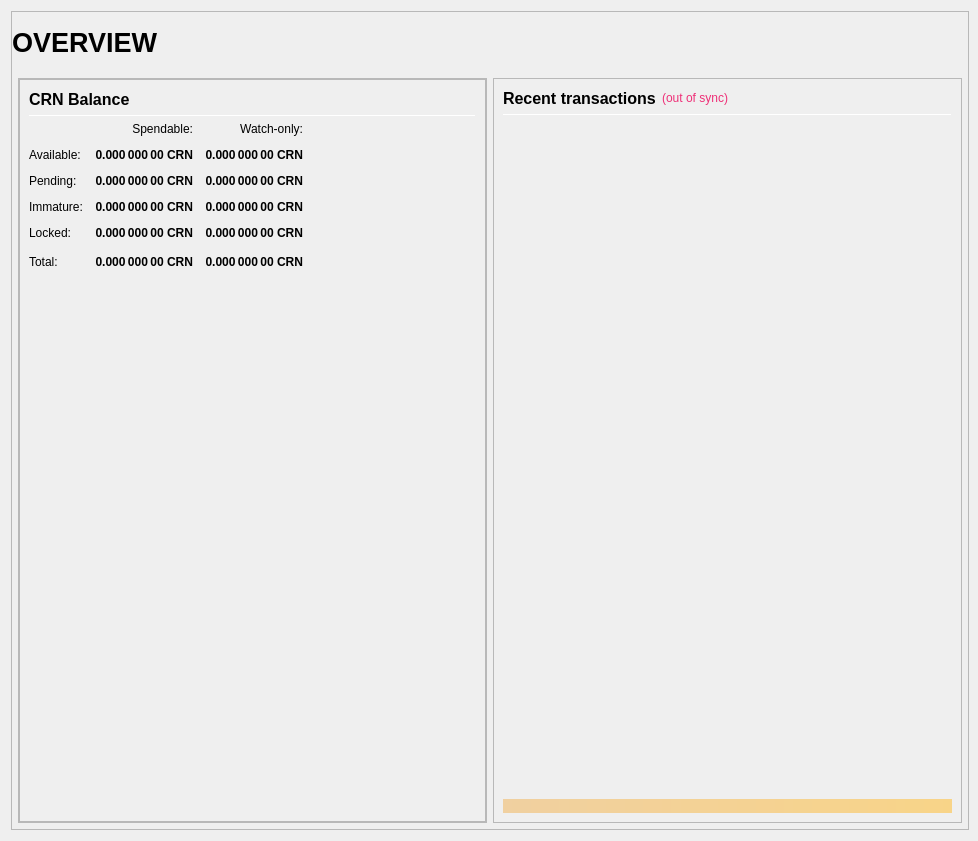
Old version of the form src/qt/forms/overviewpage.ui in the repository KieranBry/Makeator.
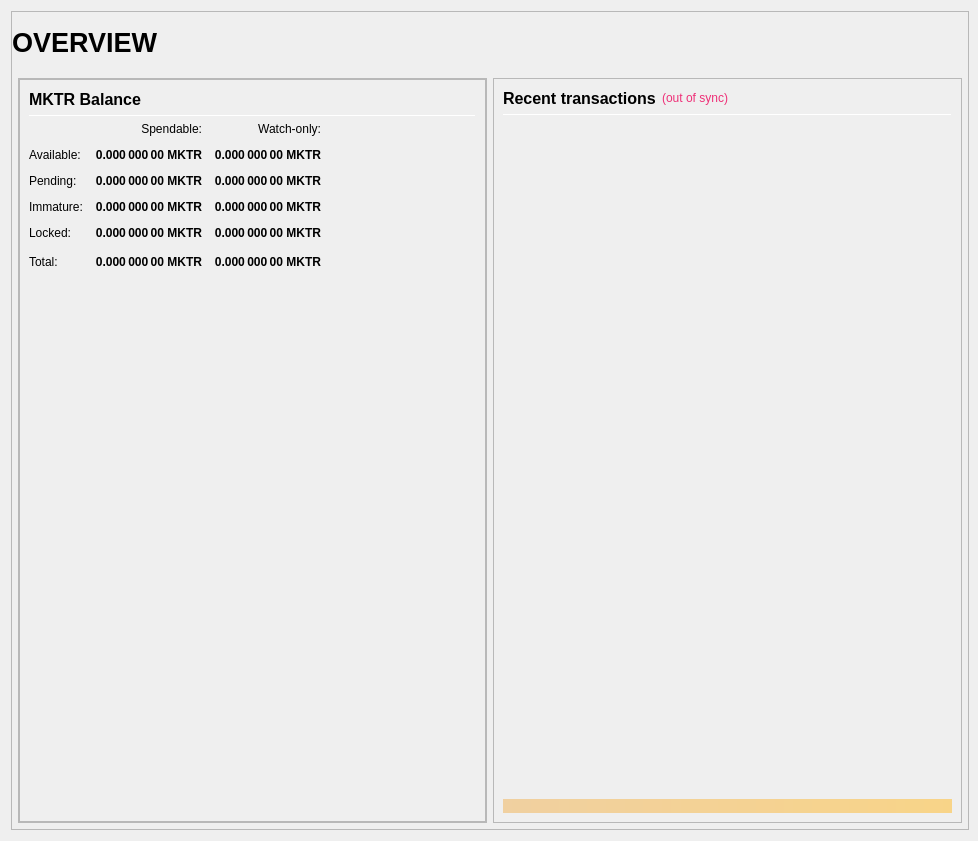
New version of the form.

Patch:
```diff
--- a/src/qt/forms/overviewpage.ui
+++ b/src/qt/forms/overviewpage.ui
@@ -435,7 +435,7 @@
                           </font>
                          </property>
                          <property name="text">
-                          <string>CRN Balance</string>
+                          <string>MKTR Balance</string>
                          </property>
                         </widget>
                        </item>
@@ -527,7 +527,7 @@
                           <string>Your current spendable balance</string>
                          </property>
                          <property name="text">
-                          <string notr="true">0.000 000 00 CRN</string>
+                          <string notr="true">0.000 000 00 MKTR</string>
                          </property>
                          <property name="alignment">
                           <set>Qt::AlignRight|Qt::AlignTrailing|Qt::AlignVCenter</set>
@@ -552,7 +552,7 @@
                           <string>Your current balance in watch-only addresses</string>
                          </property>
                          <property name="text">
-                          <string notr="true">0.000 000 00 CRN</string>
+                          <string notr="true">0.000 000 00 MKTR</string>
                          </property>
                          <property name="alignment">
                           <set>Qt::AlignRight|Qt::AlignTrailing|Qt::AlignVCenter</set>
@@ -584,7 +584,7 @@
                           <string>Total of transactions that have yet to be confirmed, and do not yet count toward the spendable balance</string>
                          </property>
                          <property name="text">
-                          <string notr="true">0.000 000 00 CRN</string>
+                          <string notr="true">0.000 000 00 MKTR</string>
                          </property>
                          <property name="alignment">
                           <set>Qt::AlignRight|Qt::AlignTrailing|Qt::AlignVCenter</set>
@@ -609,7 +609,7 @@
                           <string>Unconfirmed transactions to watch-only addresses</string>
                          </property>
                          <property name="text">
-                          <string notr="true">0.000 000 00 CRN</string>
+                          <string notr="true">0.000 000 00 MKTR</string>
                          </property>
                          <property name="alignment">
                           <set>Qt::AlignRight|Qt::AlignTrailing|Qt::AlignVCenter</set>
@@ -641,7 +641,7 @@
                           <string>Staked or masternode rewards that has not yet matured</string>
                          </property>
                          <property name="text">
-                          <string notr="true">0.000 000 00 CRN</string>
+                          <string notr="true">0.000 000 00 MKTR</string>
                          </property>
                          <property name="alignment">
                           <set>Qt::AlignRight|Qt::AlignTrailing|Qt::AlignVCenter</set>
@@ -666,7 +666,7 @@
                           <string>Staked or masternode rewards in watch-only addresses that has not yet matured</string>
                          </property>
                          <property name="text">
-                          <string notr="true">0.000 000 00 CRN</string>
+                          <string notr="true">0.000 000 00 MKTR</string>
                          </property>
                          <property name="alignment">
                           <set>Qt::AlignRight|Qt::AlignTrailing|Qt::AlignVCenter</set>
@@ -701,7 +701,7 @@
                           <string>Locked CRN or Masternode collaterals. These are excluded from zCRN minting.</string>
                          </property>
                          <property name="text">
-                          <string notr="true">0.000 000 00 CRN</string>
+                          <string notr="true">0.000 000 00 MKTR</string>
                          </property>
                          <property name="alignment">
                           <set>Qt::AlignRight|Qt::AlignTrailing|Qt::AlignVCenter</set>
@@ -726,7 +726,7 @@
                           <string>Current locked balance in watch-only addresses</string>
                          </property>
                          <property name="text">
-                          <string notr="true">0.000 000 00 CRN</string>
+                          <string notr="true">0.000 000 00 MKTR</string>
                          </property>
                          <property name="alignment">
                           <set>Qt::AlignRight|Qt::AlignTrailing|Qt::AlignVCenter</set>
@@ -761,7 +761,7 @@
                           <string>Your current Chronos balance, unconfirmed and immature transactions included</string>
                          </property>
                          <property name="text">
-                          <string notr="true">0.000 000 00 CRN</string>
+                          <string notr="true">0.000 000 00 MKTR</string>
                          </property>
                          <property name="alignment">
                           <set>Qt::AlignRight|Qt::AlignTrailing|Qt::AlignVCenter</set>
@@ -786,7 +786,7 @@
                           <string>Current total balance in watch-only addresses</string>
                          </property>
                          <property name="text">
-                          <string notr="true">0.000 000 00 CRN</string>
+                          <string notr="true">0.000 000 00 MKTR</string>
                          </property>
                          <property name="alignment">
                           <set>Qt::AlignRight|Qt::AlignTrailing|Qt::AlignVCenter</set>
```
Left out of the diff: 38 changed lines with no effect on the pictures.
